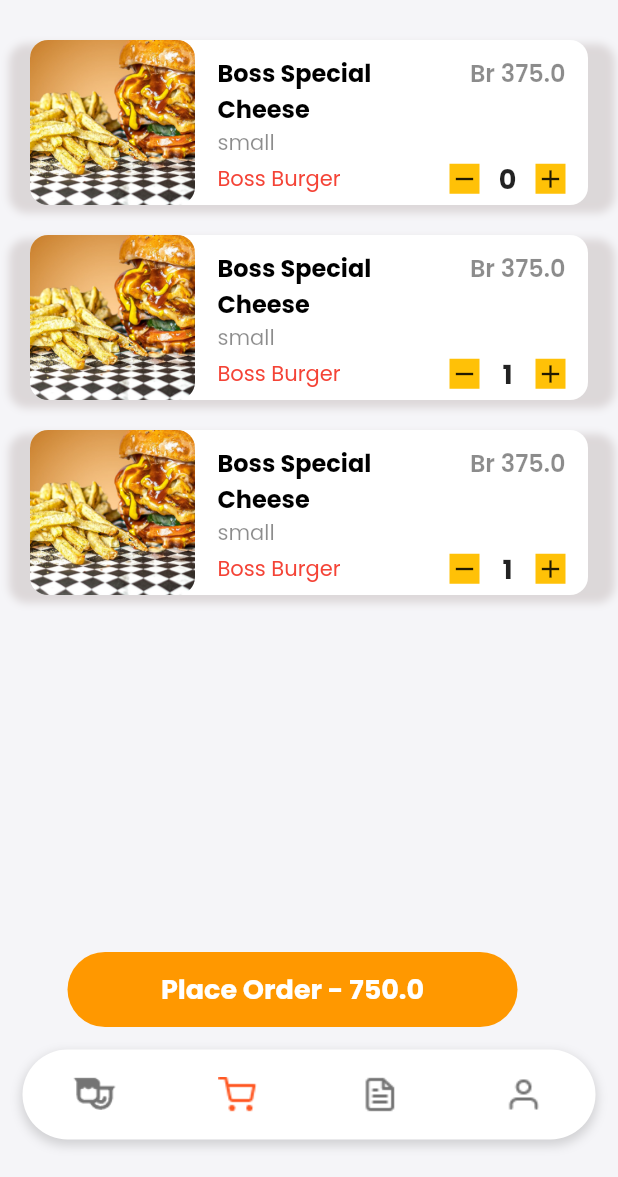
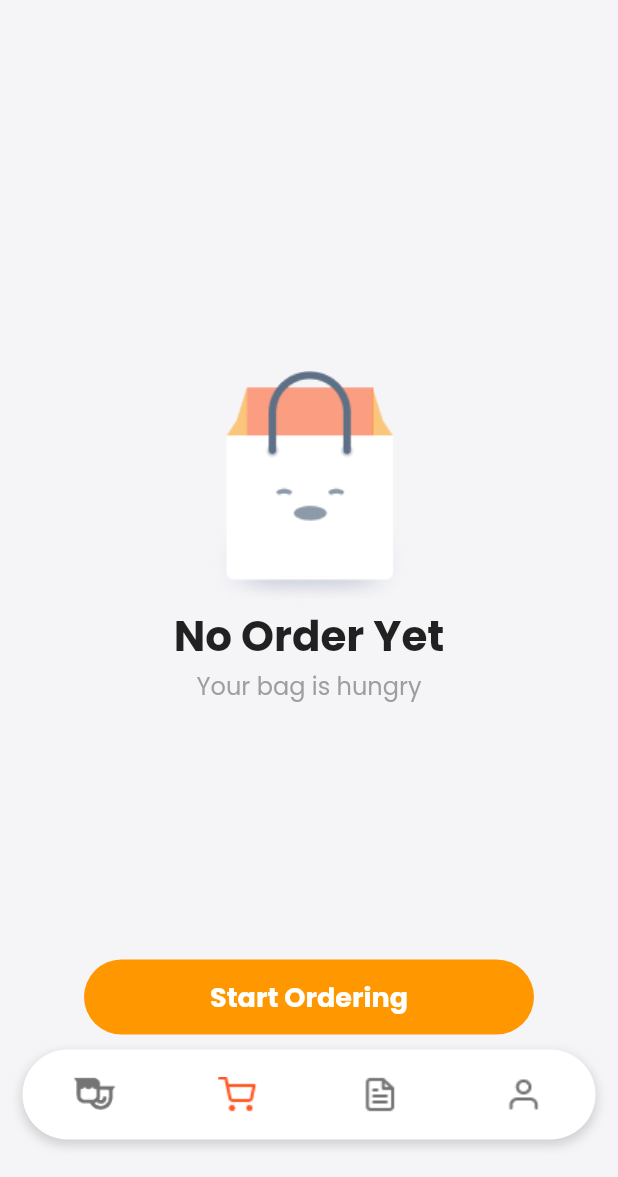
Before and after one commit to yonaries/beudelivery-clone, a Flutter app: the screen it shows after launch, item 2 of the bottom bar chosen, on a phone screen of 412 x 824 dp, the part 59-1236 px from its top. Run offline on Flutter 3.47's test engine with Material 2 defaults, Android fonts, the phone set to English and light mode, and no system bars; drawn by our look-alikes of flutter_slidable; our stand-ins replace firebase_core, flutter_spinkit, google_fonts; accounts and stored records are empty.

Commit message:
button functionality added

```diff
--- a/userapp/lib/controller/bag_items_controller.dart
+++ b/userapp/lib/controller/bag_items_controller.dart
@@ -4,35 +4,11 @@ import 'package:userapp/model/bag_item_model.dart';
 import 'package:userapp/providers/navbar_provider.dart';
 import 'package:userapp/view/components/bag/bag_list_builder.dart';
 
-List<CartItemsModel> cartList = [
-  CartItemsModel(
-    image: "lib/assets/special/chillyBurger.jpg",
-    itemName: "Boss Special Cheese",
-    itemprice: 375.0,
-    restaurant: "Boss Burger",
-    itemSize: 'small',
-    itemCount: 0,
-  ),
-  CartItemsModel(
-    image: "lib/assets/special/chillyBurger.jpg",
-    itemName: "Boss Special Cheese",
-    itemprice: 375.0,
-    restaurant: "Boss Burger",
-    itemSize: 'small',
-    itemCount: 1,
-  ),
-  CartItemsModel(
-    image: "lib/assets/special/chillyBurger.jpg",
-    itemName: "Boss Special Cheese",
-    itemprice: 375.0,
-    restaurant: "Boss Burger",
-    itemSize: 'small',
-    itemCount: 1,
-  ),
-];
+List<CartItemsModel> cartList = [];
 
 Widget bagItemContainer(
     context, cartItemIncrementDecrementHandler, removeCartItem) {
+  final currentWidth = MediaQuery.of(context).size.width;
   double total = 0;
   for (int i = 0; i < cartList.length; i++) {
     total += cartList[i].itemprice * cartList[i].itemCount;
@@ -43,12 +19,13 @@ Widget bagItemContainer(
         bagItemListBuilder(
             context, cartItemIncrementDecrementHandler, removeCartItem),
         Positioned(
-          bottom: 15,
-          child: Center(
-            widthFactor: 1.3,
+          bottom: 10,
+          child: Container(
+            alignment: Alignment.bottomCenter,
+            width: currentWidth,
             child: startOrderingButton(
                 buttonText: "Place Order - $total",
-                hasCartItem: true,
+                hasCartItem: false,
                 context: context),
           ),
         )
@@ -82,9 +59,10 @@ Widget bagItemContainer(
 
       //Start Ordering Button
       Positioned(
-        bottom: 15,
-        child: Center(
-          widthFactor: 1.3,
+        bottom: 10,
+        child: Container(
+          alignment: Alignment.bottomCenter,
+          width: currentWidth,
           child: startOrderingButton(
               buttonText: "Start Ordering",
               hasCartItem: false,
@@ -95,10 +73,10 @@ Widget bagItemContainer(
   );
 }
 
-InkWell startOrderingButton(
+GestureDetector startOrderingButton(
     {required String buttonText, required bool hasCartItem, required context}) {
   final currentNavBar = Provider.of<NavBarController>(context);
-  return InkWell(
+  return GestureDetector(
     onTap: () {
       if (hasCartItem) {
         // send to checkout
@@ -110,12 +88,13 @@ InkWell startOrderingButton(
         currentNavBar.changePage(0);
       }
     },
-    child: Container(
-      width: 300,
-      height: 50,
-      decoration: BoxDecoration(
-          color: Colors.orange, borderRadius: BorderRadius.circular(30)),
-      child: Center(
+    child: Center(
+      child: Container(
+        width: 300,
+        height: 50,
+        alignment: Alignment.center,
+        decoration: BoxDecoration(
+            color: Colors.orange, borderRadius: BorderRadius.circular(30)),
         child: Text(
           buttonText,
           style: const TextStyle(
--- a/userapp/lib/main.dart
+++ b/userapp/lib/main.dart
@@ -27,6 +27,7 @@ class MyApp extends StatelessWidget {
 
   @override
   Widget build(BuildContext context) {
+
     return MaterialApp(
       debugShowCheckedModeBanner: false,
       theme: ThemeData(
```
Also changed, not shown: userapp/lib/view/screens/food_detail.dart (+71 -4 lines).
